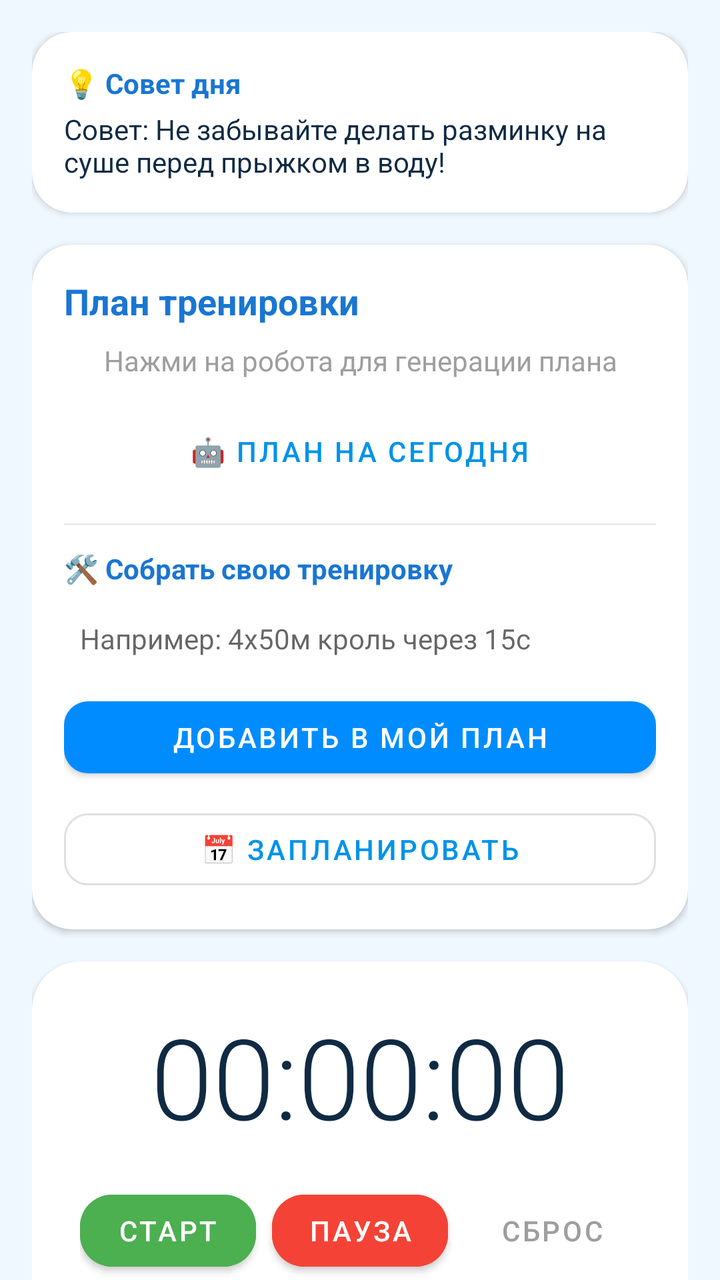
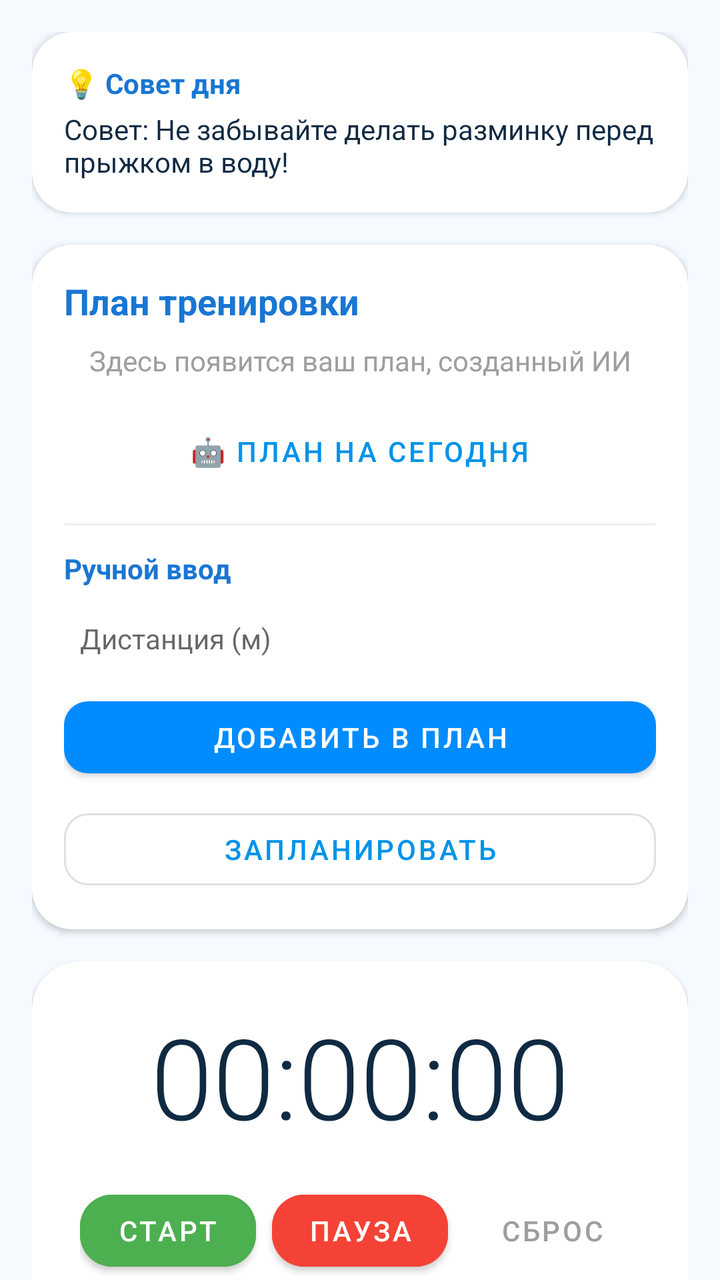

Before-and-after screenshots of an Android layout around one commit, followed by the original layout XML and the change that was made.
<!-- AndroidManifest.xml: application theme Theme.AquaTime -->
<!-- res/layout/fragment_training.xml -->
<?xml version="1.0" encoding="utf-8"?>
<androidx.core.widget.NestedScrollView xmlns:android="http://schemas.android.com/apk/res/android"
    xmlns:app="http://schemas.android.com/apk/res-auto"
    android:layout_width="match_parent"
    android:layout_height="match_parent"
    android:background="#F0F8FF"
    android:fillViewport="true">

    <LinearLayout
        android:layout_width="match_parent"
        android:layout_height="wrap_content"
        android:orientation="vertical"
        android:padding="16dp">

        <androidx.cardview.widget.CardView
            android:layout_width="match_parent"
            android:layout_height="wrap_content"
            android:layout_marginBottom="16dp"
            app:cardCornerRadius="20dp"
            app:cardElevation="2dp">

            <LinearLayout
                android:layout_width="match_parent"
                android:layout_height="wrap_content"
                android:orientation="vertical"
                android:padding="16dp">

                <TextView
                    android:layout_width="wrap_content"
                    android:layout_height="wrap_content"
                    android:text="💡 Совет дня"
                    android:textColor="#1976D2"
                    android:textStyle="bold" />

                <TextView
                    android:id="@+id/tv_swimming_tip"
                    android:layout_width="match_parent"
                    android:layout_height="wrap_content"
                    android:layout_marginTop="4dp"
                    android:text="Совет: Не забывайте делать разминку на суше перед прыжком в воду!"
                    android:textColor="#102A43" />
            </LinearLayout>
        </androidx.cardview.widget.CardView>

        <androidx.cardview.widget.CardView
            android:layout_width="match_parent"
            android:layout_height="wrap_content"
            android:layout_marginBottom="16dp"
            app:cardCornerRadius="20dp"
            app:cardElevation="2dp">

            <LinearLayout
                android:layout_width="match_parent"
                android:layout_height="wrap_content"
                android:orientation="vertical"
                android:padding="16dp">

                <TextView
                    android:layout_width="wrap_content"
                    android:layout_height="wrap_content"
                    android:text="План тренировки"
                    android:textColor="#1976D2"
                    android:textSize="18sp"
                    android:textStyle="bold" />

                <TextView
                    android:id="@+id/tv_today_training"
                    android:layout_width="match_parent"
                    android:layout_height="wrap_content"
                    android:layout_marginTop="8dp"
                    android:gravity="center"
                    android:text="Нажми на робота для генерации плана"
                    android:textColor="#9E9E9E" />

                <Button
                    android:id="@+id/btn_start_training"
                    style="@style/Widget.MaterialComponents.Button.TextButton"
                    android:layout_width="wrap_content"
                    android:layout_height="wrap_content"
                    android:layout_gravity="center"
                    android:layout_marginTop="12dp"
                    android:text="🤖 ПЛАН НА СЕГОДНЯ" />

                <View
                    android:layout_width="match_parent"
                    android:layout_height="1dp"
                    android:layout_marginVertical="12dp"
                    android:background="#EEEEEE" />

                <TextView
                    android:layout_width="wrap_content"
                    android:layout_height="wrap_content"
                    android:text="🛠 Собрать свою тренировку"
                    android:textColor="#1976D2"
                    android:textStyle="bold" />

                <EditText
                    android:id="@+id/et_manual_dist"
                    android:layout_width="match_parent"
                    android:layout_height="wrap_content"
                    android:layout_marginTop="8dp"
                    android:background="@null"
                    android:hint="Например: 4x50м кроль через 15с"
                    android:padding="8dp"
                    android:textSize="14sp" />

                <Button
                    android:id="@+id/btn_save_manual_training"
                    android:layout_width="match_parent"
                    android:layout_height="wrap_content"
                    android:layout_marginTop="8dp"
                    android:text="ДОБАВИТЬ В МОЙ ПЛАН"
                    app:backgroundTint="#008CFF"
                    app:cornerRadius="12dp" />

                <Button
                    android:id="@+id/btn_open_calendar"
                    style="@style/Widget.MaterialComponents.Button.OutlinedButton"
                    android:layout_width="match_parent"
                    android:layout_height="wrap_content"
                    android:layout_marginTop="8dp"
                    android:text="📅 ЗАПЛАНИРОВАТЬ"
                    app:cornerRadius="12dp" />
            </LinearLayout>
        </androidx.cardview.widget.CardView>

        <androidx.cardview.widget.CardView
            android:layout_width="match_parent"
            android:layout_height="wrap_content"
            android:layout_marginBottom="16dp"
            app:cardCornerRadius="24dp"
            app:cardElevation="2dp">

            <LinearLayout
                android:layout_width="match_parent"
                android:layout_height="wrap_content"
                android:gravity="center"
                android:orientation="vertical"
                android:padding="20dp">

                <TextView
                    android:id="@+id/tv_timer"
                    android:layout_width="wrap_content"
                    android:layout_height="wrap_content"
                    android:fontFamily="sans-serif-light"
                    android:text="00:00:00"
                    android:textColor="#102A43"
                    android:textSize="56sp" />

                <LinearLayout
                    android:layout_width="wrap_content"
                    android:layout_height="wrap_content"
                    android:layout_marginTop="16dp">

                    <Button
                        android:id="@+id/btn_start_timer"
                        android:layout_width="wrap_content"
                        android:layout_height="wrap_content"
                        android:layout_marginEnd="8dp"
                        android:backgroundTint="#4CAF50"
                        android:text="СТАРТ"
                        app:cornerRadius="16dp" />

                    <Button
                        android:id="@+id/btn_stop_timer"
                        android:layout_width="wrap_content"
                        android:layout_height="wrap_content"
                        android:layout_marginEnd="8dp"
                        android:backgroundTint="#F44336"
                        android:text="ПАУЗА"
                        app:cornerRadius="16dp" />

                    <Button
                        android:id="@+id/btn_reset_timer"
                        style="@style/Widget.MaterialComponents.Button.TextButton"
                        android:layout_width="wrap_content"
                        android:layout_height="wrap_content"
                        android:text="СБРОС"
                        android:textColor="#9E9E9E" />
                </LinearLayout>

                <View
                    android:layout_width="match_parent"
                    android:layout_height="1dp"
                    android:layout_marginVertical="20dp"
                    android:background="#EEEEEE" />

                <Spinner
                    android:id="@+id/spinner_distance"
                    android:layout_width="wrap_content"
                    android:layout_height="wrap_content"
                    android:layout_gravity="start" />

                <Button
                    android:id="@+id/btn_save_measure"
                    android:layout_width="match_parent"
                    android:layout_height="60dp"
                    android:layout_marginTop="16dp"
                    android:text="💾 СОХРАНИТЬ РЕЗУЛЬТАТ"
                    android:textSize="16sp"
                    app:backgroundTint="#008CFF"
                    app:cornerRadius="16dp" />
            </LinearLayout>
        </androidx.cardview.widget.CardView>

        <LinearLayout
            android:layout_width="match_parent"
            android:layout_height="wrap_content"
            android:orientation="horizontal">

            <TextView
                android:layout_width="0dp"
                android:layout_height="wrap_content"
                android:layout_weight="1"
                android:text="🕒 Последние заплывы"
                android:textColor="#1976D2"
                android:textStyle="bold" />

            <TextView
                android:id="@+id/tv_stats_count"
                android:layout_width="wrap_content"
                android:layout_height="wrap_content"
                android:text="Всего заплывов: 1"
                android:textColor="#9E9E9E"
                android:textSize="12sp" />
        </LinearLayout>

        <androidx.recyclerview.widget.RecyclerView
            android:id="@+id/rv_results"
            android:layout_width="match_parent"
            android:layout_height="wrap_content"
            android:layout_marginTop="8dp"
            android:nestedScrollingEnabled="false" />

        <Button
            android:id="@+id/btn_delete_measure"
            style="@style/Widget.MaterialComponents.Button.TextButton"
            android:layout_width="match_parent"
            android:layout_height="wrap_content"
            android:layout_marginTop="8dp"
            android:text="🗑 УДАЛИТЬ ВЫБРАННЫЙ ЗАМЕР"
            android:textColor="#F44336" />

        <View
            android:layout_width="match_parent"
            android:layout_height="50dp" />

    </LinearLayout>
</androidx.core.widget.NestedScrollView>
<!-- resources referenced by this layout -->
<resources>
  <style name="Theme.AquaTime" parent="Theme.MaterialComponents.DayNight.NoActionBar">
          
          <item name="colorPrimary">@color/aqua_primary</item>
          <item name="colorPrimaryVariant">@color/aqua_secondary</item>
          <item name="colorOnPrimary">@android:color/white</item>
  
          <item name="colorSecondary">@color/aqua_accent</item>
          <item name="colorSecondaryVariant">@color/aqua_primary</item>
          <item name="colorOnSecondary">@android:color/white</item>
  
          
          <item name="android:colorBackground">@color/background_light</item>
  
          
          <item name="android:textColor">@color/text_primary</item>
      </style>
  <color name="aqua_primary">#0093E9</color>
  <color name="aqua_secondary">#80D0C7</color>
  <color name="aqua_accent">#0077B6</color>
  <color name="background_light">#F4FAFF</color>
  <color name="text_primary">#0D0D0D</color>
</resources>

<!-- the commit's change to res/layout/fragment_training.xml (unified diff, before → after) -->
@@ -3,7 +3,7 @@
     xmlns:app="http://schemas.android.com/apk/res-auto"
     android:layout_width="match_parent"
     android:layout_height="match_parent"
-    android:background="#F0F8FF"
+    android:background="?android:attr/windowBackground"
     android:fillViewport="true">
 
     <LinearLayout
@@ -28,7 +28,7 @@
                 <TextView
                     android:layout_width="wrap_content"
                     android:layout_height="wrap_content"
-                    android:text="💡 Совет дня"
+                    android:text="@string/tip_of_day"
                     android:textColor="#1976D2"
                     android:textStyle="bold" />
 
@@ -37,7 +37,7 @@
                     android:layout_width="match_parent"
                     android:layout_height="wrap_content"
                     android:layout_marginTop="4dp"
-                    android:text="Совет: Не забывайте делать разминку на суше перед прыжком в воду!"
+                    android:text="@string/default_training_tip"
                     android:textColor="#102A43" />
             </LinearLayout>
         </androidx.cardview.widget.CardView>
@@ -58,7 +58,7 @@
                 <TextView
                     android:layout_width="wrap_content"
                     android:layout_height="wrap_content"
-                    android:text="План тренировки"
+                    android:text="@string/training_plan_title"
                     android:textColor="#1976D2"
                     android:textSize="18sp"
                     android:textStyle="bold" />
@@ -69,7 +69,7 @@
                     android:layout_height="wrap_content"
                     android:layout_marginTop="8dp"
                     android:gravity="center"
-                    android:text="Нажми на робота для генерации плана"
+                    android:text="@string/ai_plan_hint"
                     android:textColor="#9E9E9E" />
 
                 <Button
@@ -79,7 +79,7 @@
                     android:layout_height="wrap_content"
                     android:layout_gravity="center"
                     android:layout_marginTop="12dp"
-                    android:text="🤖 ПЛАН НА СЕГОДНЯ" />
+                    android:text="@string/btn_ai_plan" />
 
                 <View
                     android:layout_width="match_parent"
@@ -90,7 +90,7 @@
                 <TextView
                     android:layout_width="wrap_content"
                     android:layout_height="wrap_content"
-                    android:text="🛠 Собрать свою тренировку"
+                    android:text="@string/manual_plan_title"
                     android:textColor="#1976D2"
                     android:textStyle="bold" />
 
@@ -100,7 +100,7 @@
                     android:layout_height="wrap_content"
                     android:layout_marginTop="8dp"
                     android:background="@null"
-                    android:hint="Например: 4x50м кроль через 15с"
+                    android:hint="@string/hint_manual_dist"
                     android:padding="8dp"
                     android:textSize="14sp" />
 
@@ -109,7 +109,7 @@
                     android:layout_width="match_parent"
                     android:layout_height="wrap_content"
                     android:layout_marginTop="8dp"
-                    android:text="ДОБАВИТЬ В МОЙ ПЛАН"
+                    android:text="@string/btn_add_to_plan"
                     app:backgroundTint="#008CFF"
                     app:cornerRadius="12dp" />
 
@@ -119,7 +119,7 @@
                     android:layout_width="match_parent"
                     android:layout_height="wrap_content"
                     android:layout_marginTop="8dp"
-                    android:text="📅 ЗАПЛАНИРОВАТЬ"
+                    android:text="@string/btn_schedule"
                     app:cornerRadius="12dp" />
             </LinearLayout>
         </androidx.cardview.widget.CardView>
@@ -158,7 +158,7 @@
                         android:layout_height="wrap_content"
                         android:layout_marginEnd="8dp"
                         android:backgroundTint="#4CAF50"
-                        android:text="СТАРТ"
+                        android:text="@string/btn_start"
                         app:cornerRadius="16dp" />
 
                     <Button
@@ -167,7 +167,7 @@
                         android:layout_height="wrap_content"
                         android:layout_marginEnd="8dp"
                         android:backgroundTint="#F44336"
-                        android:text="ПАУЗА"
+                        android:text="@string/btn_pause"
                         app:cornerRadius="16dp" />
 
                     <Button
@@ -175,7 +175,7 @@
                         style="@style/Widget.MaterialComponents.Button.TextButton"
                         android:layout_width="wrap_content"
                         android:layout_height="wrap_content"
-                        android:text="СБРОС"
+                        android:text="@string/btn_reset"
                         android:textColor="#9E9E9E" />
                 </LinearLayout>
 
@@ -189,14 +189,15 @@
                     android:id="@+id/spinner_distance"
                     android:layout_width="wrap_content"
                     android:layout_height="wrap_content"
-                    android:layout_gravity="start" />
+                    android:layout_gravity="start"
+                    android:entries="@array/swimming_styles_array" />
 
                 <Button
                     android:id="@+id/btn_save_measure"
                     android:layout_width="match_parent"
                     android:layout_height="60dp"
                     android:layout_marginTop="16dp"
-                    android:text="💾 СОХРАНИТЬ РЕЗУЛЬТАТ"
+                    android:text="@string/btn_save_result"
                     android:textSize="16sp"
                     app:backgroundTint="#008CFF"
                     app:cornerRadius="16dp" />
@@ -212,7 +213,7 @@
                 android:layout_width="0dp"
                 android:layout_height="wrap_content"
                 android:layout_weight="1"
-                android:text="🕒 Последние заплывы"
+                android:text="@string/last_swims_title"
                 android:textColor="#1976D2"
                 android:textStyle="bold" />
 
@@ -220,7 +221,7 @@
                 android:id="@+id/tv_stats_count"
                 android:layout_width="wrap_content"
                 android:layout_height="wrap_content"
-                android:text="Всего заплывов: 1"
+                android:text="@string/total_swims_count"
                 android:textColor="#9E9E9E"
                 android:textSize="12sp" />
         </LinearLayout>
@@ -238,7 +239,7 @@
             android:layout_width="match_parent"
             android:layout_height="wrap_content"
             android:layout_marginTop="8dp"
-            android:text="🗑 УДАЛИТЬ ВЫБРАННЫЙ ЗАМЕР"
+            android:text="@string/btn_delete_measure"
             android:textColor="#F44336" />
 
         <View
<!-- resource entries referenced after the edit -->
@@ -1,24 +1,35 @@
 <!-- resources referenced by this layout -->
 <resources>
+  <string name="ai_plan_hint">Здесь появится ваш план, созданный ИИ</string>
+  <string name="btn_add_to_plan">Добавить в план</string>
+  <string name="btn_ai_plan">🤖 ПЛАН НА СЕГОДНЯ</string>
+  <string name="btn_delete_measure">Удалить замер</string>
+  <string name="btn_pause">ПАУЗА</string>
+  <string name="btn_reset">СБРОС</string>
+  <string name="btn_save_result">💾 СОХРАНИТЬ РЕЗУЛЬТАТ</string>
+  <string name="btn_schedule">Запланировать</string>
+  <string name="btn_start">СТАРТ</string>
+  <string name="default_training_tip">Совет: Не забывайте делать разминку перед прыжком в воду!</string>
+  <string name="hint_manual_dist">Дистанция (м)</string>
+  <string name="last_swims_title">Последние заплывы</string>
+  <string name="manual_plan_title">Ручной ввод</string>
+  <string name="tip_of_day">💡 Совет дня</string>
+  <string name="total_swims_count">Всего заплывов: %1$d</string>
+  <string name="training_plan_title">План тренировки</string>
   <style name="Theme.AquaTime" parent="Theme.MaterialComponents.DayNight.NoActionBar">
-          
+  
           <item name="colorPrimary">@color/aqua_primary</item>
           <item name="colorPrimaryVariant">@color/aqua_secondary</item>
           <item name="colorOnPrimary">@android:color/white</item>
   
-          <item name="colorSecondary">@color/aqua_accent</item>
-          <item name="colorSecondaryVariant">@color/aqua_primary</item>
-          <item name="colorOnSecondary">@android:color/white</item>
   
-          
+          <item name="android:windowBackground">@color/background_light</item>
           <item name="android:colorBackground">@color/background_light</item>
   
-          
-          <item name="android:textColor">@color/text_primary</item>
+          <item name="android:textColorPrimary">@color/text_primary</item>
       </style>
   <color name="aqua_primary">#0093E9</color>
   <color name="aqua_secondary">#80D0C7</color>
-  <color name="aqua_accent">#0077B6</color>
   <color name="background_light">#F4FAFF</color>
   <color name="text_primary">#0D0D0D</color>
 </resources>
